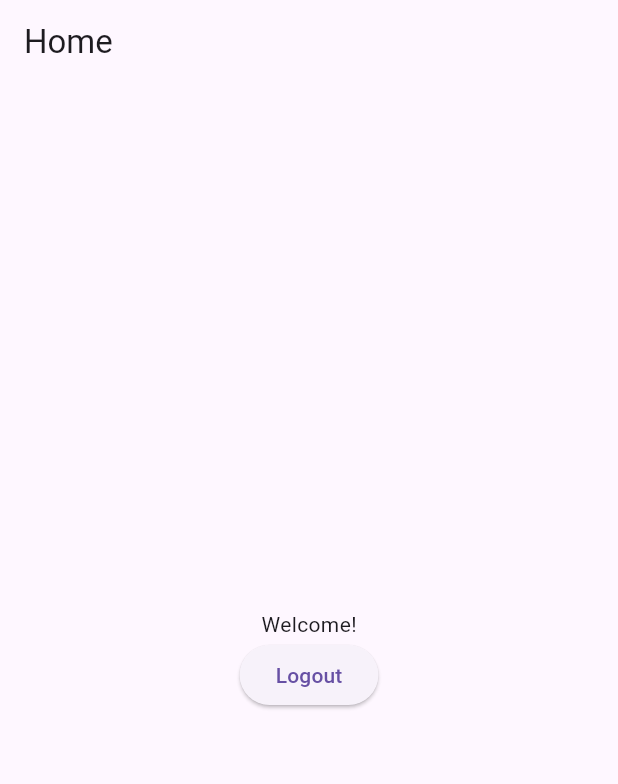
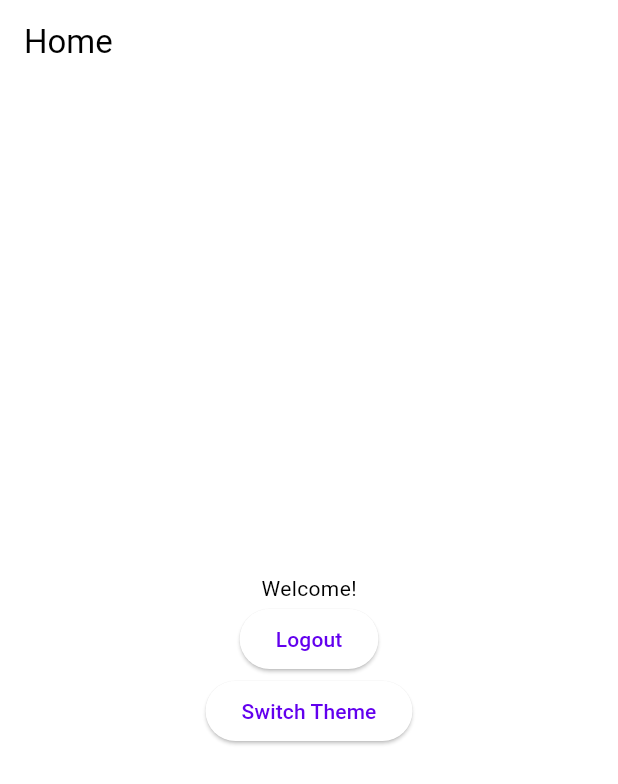
Before and after one commit to SkylabYnov/skylab-mobile, a Flutter app: the HomeScreen screen opened directly, on a phone screen of 412 x 824 dp. Shown: the top 784 px of the screen. Run offline on Flutter 3.47's test engine with Material 3 defaults, Android fonts, the light colour scheme and no system bars; our stand-ins replace firebase_auth, firebase_core; accounts and stored records are empty.

Commit message:
Add basic theme change (dark | light)

```diff
--- a/lib/screens/home_screen.dart
+++ b/lib/screens/home_screen.dart
@@ -1,5 +1,7 @@
 import 'package:flutter/material.dart';
+import 'package:provider/provider.dart';
 import '../services/auth_service.dart';
+import '../theme/theme_provider.dart';
 import 'login_screen.dart';
 
 class HomeScreen extends StatelessWidget {
@@ -15,9 +17,19 @@ class HomeScreen extends StatelessWidget {
             ElevatedButton(
               onPressed: () {
                 AuthService().signOut();
-                Navigator.pushReplacement(context, MaterialPageRoute(builder: (context) => LoginScreen()));
+                Navigator.pushReplacement(
+                  context,
+                  MaterialPageRoute(builder: (context) => LoginScreen()),
+                );
               },
               child: Text("Logout"),
+            ),
+            // Corrected ElevatedButton placement
+            ElevatedButton(
+              onPressed: () {
+                Provider.of<ThemeProvider>(context, listen: false).toggleTheme();
+              },
+              child: Text("Switch Theme"),
             ),
           ],
         ),
--- /dev/null
+++ b/lib/theme/dark_theme.dart
@@ -0,0 +1,8 @@
+import 'package:flutter/material.dart';
+
+final ThemeData darkTheme = ThemeData(
+  brightness: Brightness.dark,
+  primaryColor: Colors.black,
+  scaffoldBackgroundColor: Colors.black,
+  colorScheme: ColorScheme.dark(),
+);
--- /dev/null
+++ b/lib/theme/light_theme.dart
@@ -0,0 +1,8 @@
+import 'package:flutter/material.dart';
+
+final ThemeData lightTheme = ThemeData(
+  brightness: Brightness.light,
+  primaryColor: Colors.blue,
+  scaffoldBackgroundColor: Colors.white,
+  colorScheme: ColorScheme.light(),
+);
--- /dev/null
+++ b/lib/theme/theme_provider.dart
@@ -0,0 +1,14 @@
+import 'package:flutter/material.dart';
+import 'light_theme.dart';
+import 'dark_theme.dart';
+
+class ThemeProvider extends ChangeNotifier {
+    ThemeData _themeData = lightTheme;
+
+    ThemeData get themeData => _themeData;
+
+    void toggleTheme(){
+        _themeData = (_themeData == lightTheme) ? darkTheme : lightTheme;
+        notifyListeners();
+    }
+}
--- a/pubspec.yaml
+++ b/pubspec.yaml
@@ -34,6 +34,7 @@ dependencies:
   permission_handler: ^11.3.1
   firebase_core: ^2.30.0
   firebase_auth: ^4.17.0
+  provider: ^6.1.2
 
 
 dev_dependencies:
```
Also changed, not shown: lib/main.dart (+17 -4 lines), pubspec.lock.
